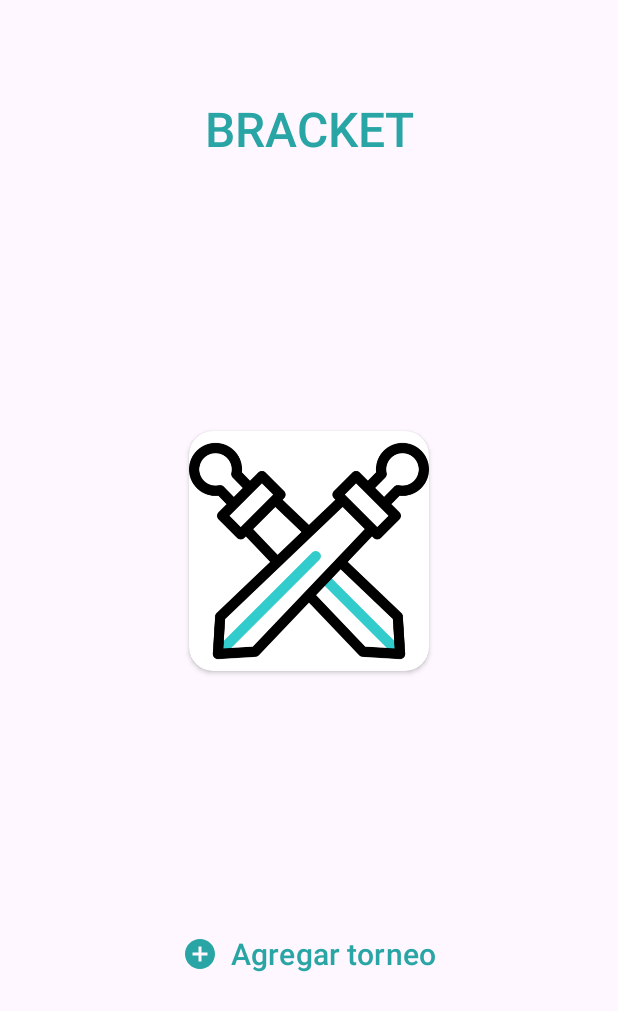
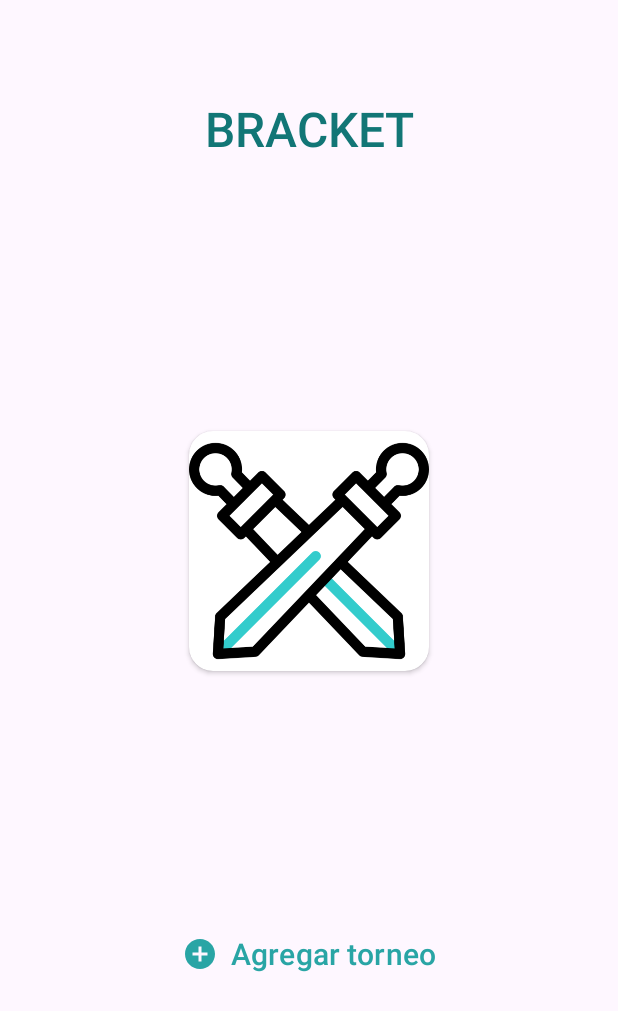
Before and after one commit to Hernandez-Luis/ordinarioBracket, an Android app: the screen it shows after launch (MainActivity), on a phone screen of 412 x 824 dp. Shown: the top 1011 px of the screen. Run offline under Robolectric (Android 15) with nearby library versions, the phone set to English and light mode, and no system bars.

Commit message:
cambioColor

```diff
--- a/Bracket/app/src/main/res/layout/activity_edit.xml
+++ b/Bracket/app/src/main/res/layout/activity_edit.xml
@@ -22,7 +22,8 @@
             app:layout_constraintStart_toStartOf="parent"
             app:layout_constraintEnd_toEndOf="parent"
             app:layout_constraintTop_toTopOf="parent"
-            android:layout_marginTop="64dp"/>
+            android:layout_marginTop="64dp"
+            android:textColor="@color/azul5"/>
 
         <LinearLayout
             android:id="@+id/ly1v2"
--- a/Bracket/app/src/main/res/layout/activity_main.xml
+++ b/Bracket/app/src/main/res/layout/activity_main.xml
@@ -19,7 +19,7 @@
         app:layout_constraintEnd_toEndOf="parent"
         app:layout_constraintTop_toTopOf="parent"
         android:layout_marginTop="64dp"
-        android:textColor="@color/azul5"/>
+        android:textColor="@color/azul6"/>
 
     <androidx.cardview.widget.CardView
         android:id="@+id/cardViewImage"
--- a/Bracket/app/src/main/res/values/colors.xml
+++ b/Bracket/app/src/main/res/values/colors.xml
@@ -7,4 +7,5 @@
     <color name="azul3">#33cccc</color>
     <color name="azul4">#32cbcb</color>
     <color name="azul5">#29a5a5</color>
+    <color name="azul6">#127676</color>
 </resources>
```
